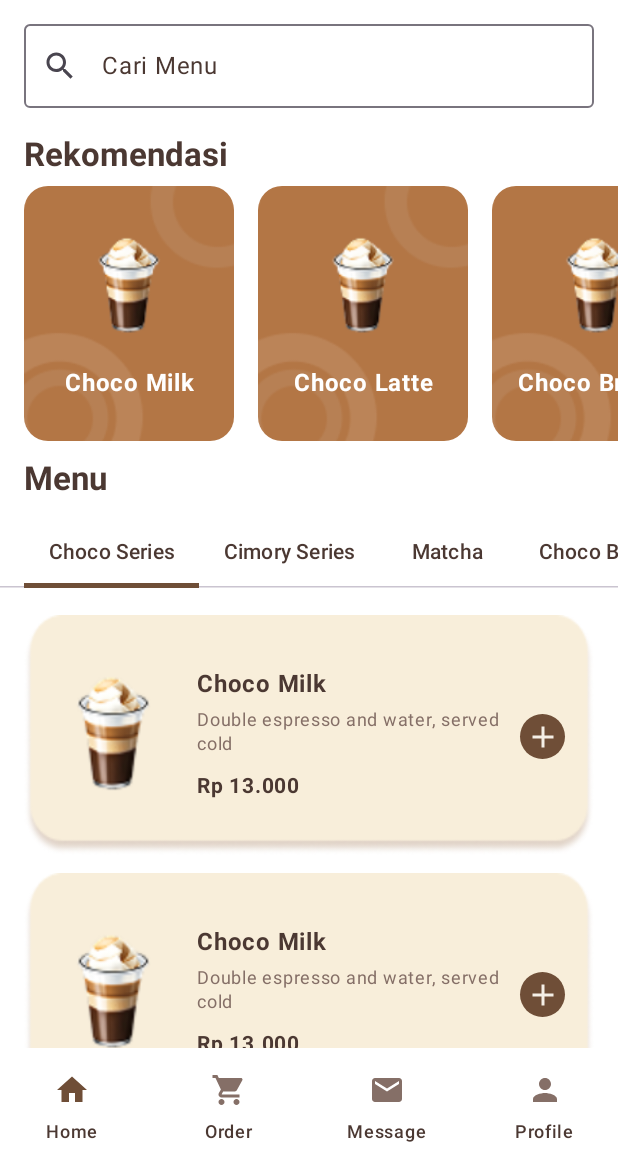
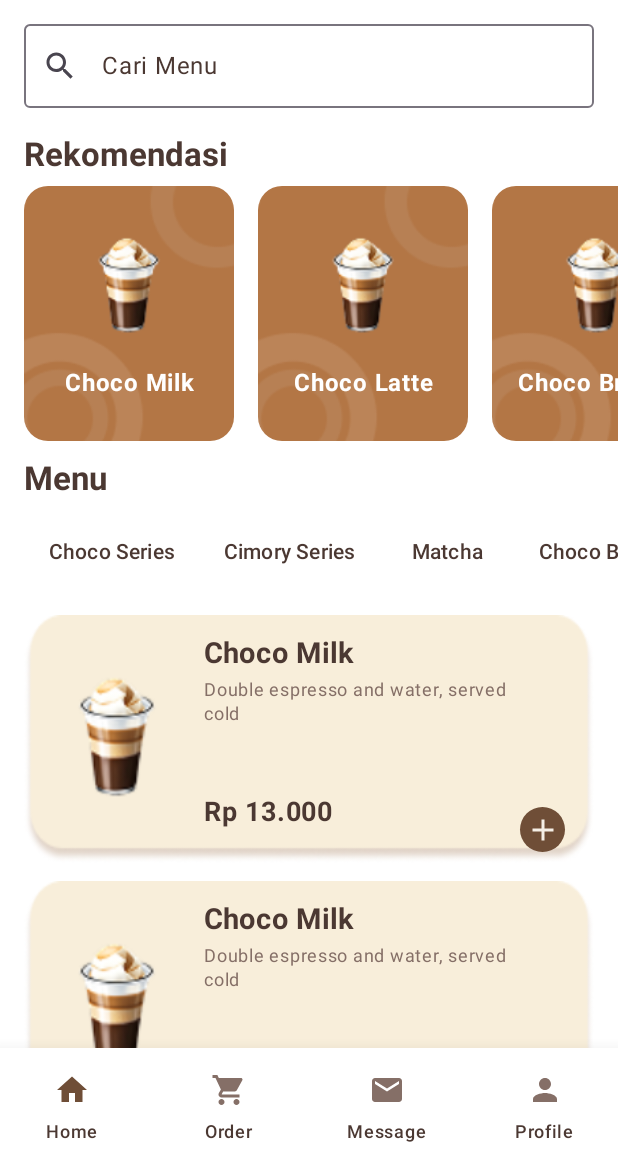
Before and after one commit to NazmiHakim/PolattaApp, an Android app built with Jetpack Compose: the screen it shows after launch (MainActivity), on a phone screen of 412 x 824 dp, the part 68-1236 px from its top. Run offline under Robolectric (Android 15) with nearby library versions, the phone set to English and light mode, and no system bars.

Commit message:
landing page update

```diff
--- a/app/src/main/java/com/example/pondokcokelathatta/ui/components/BottomNavBar.kt
+++ b/app/src/main/java/com/example/pondokcokelathatta/ui/components/BottomNavBar.kt
@@ -14,6 +14,9 @@ import androidx.compose.material3.Text
 import androidx.compose.runtime.Composable
 import androidx.compose.runtime.mutableIntStateOf
 import androidx.compose.runtime.remember
+import androidx.compose.ui.Modifier
+import androidx.compose.ui.draw.shadow
+import androidx.compose.ui.unit.dp
 import com.example.pondokcokelathatta.ui.theme.BrownPrimary
 import com.example.pondokcokelathatta.ui.theme.TextSecondary
 
@@ -24,6 +27,7 @@ fun BottomNavBar() {
     val icons = listOf(Icons.Default.Home, Icons.Default.ShoppingCart, Icons.Default.Email, Icons.Default.Person)
 
     NavigationBar(
+        modifier = Modifier.shadow(16.dp), // Menambahkan shadow
         containerColor = MaterialTheme.colorScheme.surface
     ) {
         items.forEachIndexed { index, screen ->
@@ -37,7 +41,7 @@ fun BottomNavBar() {
                     selectedTextColor = BrownPrimary,
                     unselectedIconColor = TextSecondary,
                     unselectedTextColor = TextSecondary,
-                    indicatorColor = MaterialTheme.colorScheme.background // Warna indicator transparan
+                    indicatorColor = MaterialTheme.colorScheme.background
                 )
             )
         }
--- a/app/src/main/java/com/example/pondokcokelathatta/ui/components/CategoryTabs.kt
+++ b/app/src/main/java/com/example/pondokcokelathatta/ui/components/CategoryTabs.kt
@@ -13,13 +13,20 @@ fun CategoryTabs(selected: MutableState<String>, modifier: Modifier = Modifier)
     ScrollableTabRow(
         selectedTabIndex = tabs.indexOf(selected.value),
         modifier = modifier,
-        edgePadding = 16.dp // Menambahkan padding di tepi
+        edgePadding = 16.dp,
+        indicator = {}, // Menghilangkan garis hitam lurus (indikator)
+        divider = {}    // Menghilangkan garis pembatas di bawah TabRow
     ) {
         tabs.forEach { tab ->
             Tab(
                 selected = selected.value == tab,
                 onClick = { selected.value = tab },
                 text = { Text(tab, fontSize = 14.sp) }
+                // Catatan: Efek ripple saat klik adalah bagian dari perilaku default Material Design
+                // untuk komponen Tab dan tidak dapat dihilangkan dengan mudah tanpa
+                // membuat implementasi Tab kustom, karena API standar tidak menyediakan
+                // parameter untuk menonaktifkannya. Perubahan di atas sudah menghilangkan
+                // garis indikator sesuai permintaan.
             )
         }
     }
--- a/app/src/main/java/com/example/pondokcokelathatta/ui/components/MenuList.kt
+++ b/app/src/main/java/com/example/pondokcokelathatta/ui/components/MenuList.kt
@@ -38,7 +38,7 @@ fun MenuCard(item: MenuItem) {
     Box(
         modifier = Modifier
             .fillMaxWidth()
-            .height(160.dp)
+            .height(165.dp) // Menggunakan tinggi original agar tata letak tidak sempit
     ) {
         Image(
             painter = painterResource(id = R.drawable.menu_card),
@@ -57,20 +57,25 @@ fun MenuCard(item: MenuItem) {
                 painter = painterResource(id = item.imageRes),
                 contentDescription = item.name,
                 modifier = Modifier
-                    .size(95.dp)
+                    .size(100.dp)
                     .padding(end = 16.dp),
                 contentScale = ContentScale.Crop
             )
 
+            // Kolom ini akan mengatur posisi teks di atas dan harga di bawah
             Column(
-                modifier = Modifier.weight(1f),
-                verticalArrangement = Arrangement.Center
+                modifier = Modifier
+                    .weight(1f)
+                    .fillMaxHeight(), // Memastikan kolom mengisi seluruh tinggi yang tersedia
+                verticalArrangement = Arrangement.SpaceBetween // Mendorong konten ke atas dan bawah
             ) {
+                // Konten Atas: Nama dan Deskripsi
+                Column(modifier = Modifier.padding(top = 6.dp)) {
                     Text(
                         text = item.name,
                         fontWeight = FontWeight.Bold,
                         color = TextPrimary,
-                    fontSize = 16.sp
+                        fontSize = 19.sp
                     )
                     Spacer(Modifier.height(4.dp))
                     Text(
@@ -79,20 +84,24 @@ fun MenuCard(item: MenuItem) {
                         color = TextSecondary,
                         lineHeight = 16.sp
                     )
-                Spacer(Modifier.height(8.dp))
+                }
+
+                // Konten Bawah: Harga
                 Text(
                     text = "Rp ${"%,d".format(item.price).replace(',', '.')}",
                     fontWeight = FontWeight.Bold,
                     color = TextPrimary,
-                    fontSize = 14.sp
+                    fontSize = 18.sp,
+                    modifier = Modifier.padding(bottom = 14.dp)
                 )
             }
 
-            // --- PERUBAHAN DI SINI ---
-            // Mengganti IconButton dengan komponen PlusButton yang baru dibuat.
+            // Tombol Tambah diposisikan secara manual ke bawah
             PlusButton(
                 onClick = { /* TODO: Tambahkan logika untuk aksi tombol ini */ },
-                modifier = Modifier.size(30.dp)
+                modifier = Modifier
+                    .size(30.dp)
+                    .align(Alignment.Bottom) // Memposisikan tombol ini ke bawah di dalam Row
             )
         }
     }
--- a/app/src/main/res/values/strings.xml
+++ b/app/src/main/res/values/strings.xml
@@ -1,3 +1,3 @@
 <resources>
-    <string name="app_name">PondokCokelatHatta</string>
+    <string name="app_name">Pondok Cokelat Hatta</string>
 </resources>
```
Lines whose indentation alone changed are shown as unchanged.
